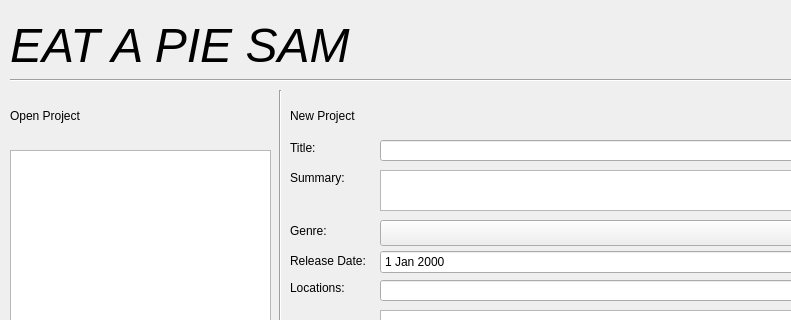
Before: the Qt Designer form TrekStarApp/forms/mainwindow.ui in EdwinLangley/SDI-TrekStar-Application, drawn with Qt 5; both pictures show x 0 to 791 and y 0 to 320 of the 902 by 644 pixel window.
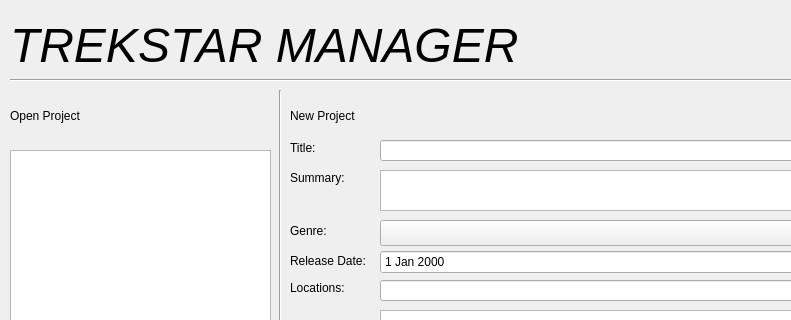
After: the same form once the commit is applied. Icons and pictures are not drawn.

Commit message: Sam no longer Eats Pie

The edit to the form file:
```diff
--- a/TrekStarApp/forms/mainwindow.ui
+++ b/TrekStarApp/forms/mainwindow.ui
@@ -29,7 +29,7 @@
      <rect>
       <x>10</x>
       <y>20</y>
-      <width>441</width>
+      <width>631</width>
       <height>51</height>
      </rect>
     </property>
@@ -43,7 +43,7 @@
      </font>
     </property>
     <property name="text">
-     <string>EAT A PIE SAM</string>
+     <string>TREKSTAR MANAGER</string>
     </property>
    </widget>
    <widget class="Line" name="lnTitle">
```
The commit also changes 1 other file.
